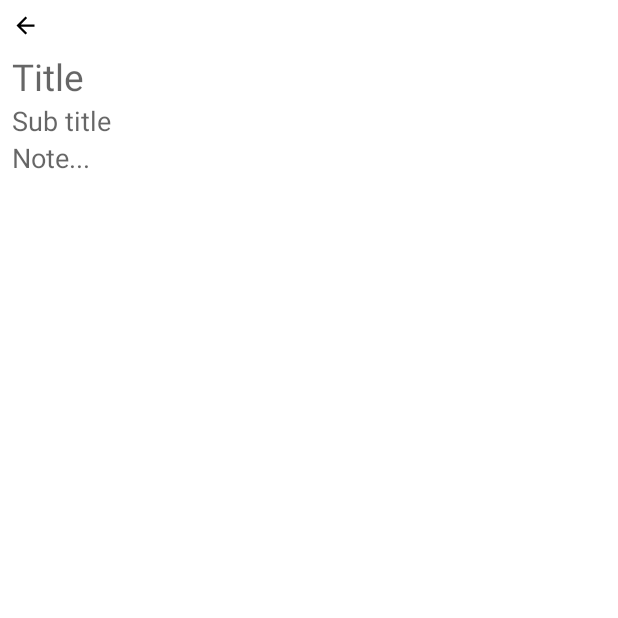
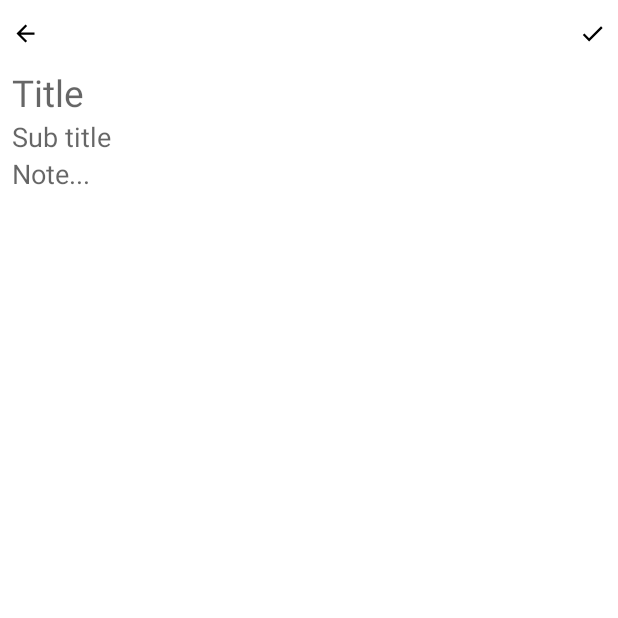
Before and after one commit to GroupXAndroid/SimpleNote, an Android app: the NoteDetail screen opened directly, with no data from a screen before it, on a phone screen of 412 x 824 dp, the top half of it. Run offline under Robolectric (Android 15) with nearby library versions, the phone set to English and light mode, and no system bars; our stand-ins replace sdp/ssp sizes.

```diff
--- a/app/src/main/java/com/groupx/simplenote/activity/NoteDetail.java
+++ b/app/src/main/java/com/groupx/simplenote/activity/NoteDetail.java
@@ -3,13 +3,40 @@ import com.groupx.simplenote.R;
 
 import androidx.appcompat.app.AppCompatActivity;
 
+import android.media.Image;
 import android.os.Bundle;
+import android.view.View;
+import android.widget.EditText;
+import android.widget.ImageView;
 
 public class NoteDetail extends AppCompatActivity {
+
+    private ImageView imageNoteDetailBack, imageNoteDetailSave;
+    private EditText editTextNoteSubtitle, editTextNoteTitle, editTextNoteContent;
 
     @Override
     protected void onCreate(Bundle savedInstanceState) {
         super.onCreate(savedInstanceState);
         setContentView(R.layout.activity_note_detail);
+
+        imageNoteDetailBack = findViewById(R.id.imageNoteDetailBack);
+        imageNoteDetailSave = findViewById(R.id.imageNoteDetailSave);
+
+        imageNoteDetailBack.setOnClickListener(new View.OnClickListener() {
+            @Override
+            public void onClick(View view) {
+
+            }
+        });
     }
+
+
+    private void saveNote(){
+        editTextNoteSubtitle = findViewById(R.id.editTextNoteTitle);
+        editTextNoteSubtitle = findViewById(R.id.editTextNoteSubtitle);
+        editTextNoteContent = findViewById(R.id.editTextNoteContent);
+
+    }
+
+
 }
--- /dev/null
+++ b/app/src/main/res/drawable/ic_check.xml
@@ -0,0 +1,5 @@
+<vector android:height="24dp" android:tint="#000000"
+    android:viewportHeight="24" android:viewportWidth="24"
+    android:width="24dp" xmlns:android="http://schemas.android.com/apk/res/android">
+    <path android:fillColor="@android:color/white" android:pathData="M9,16.17L4.83,12l-1.42,1.41L9,19 21,7l-1.41,-1.41z"/>
+</vector>
--- a/app/src/main/res/layout/activity_note_detail.xml
+++ b/app/src/main/res/layout/activity_note_detail.xml
@@ -11,25 +11,36 @@
         android:layout_width="match_parent"
         android:layout_height="wrap_content"
         android:paddingStart="@dimen/_6sdp"
-        android:paddingTop="@dimen/_6sdp"
+        android:paddingTop="@dimen/_10sdp"
         android:paddingEnd="@dimen/_6sdp"
-        android:paddingBottom="@dimen/_6sdp"
+        android:paddingBottom="@dimen/_10sdp"
         app:layout_constraintEnd_toEndOf="parent"
         app:layout_constraintStart_toStartOf="parent"
         app:layout_constraintTop_toTopOf="parent">
-
         <ImageView
+            android:id="@+id/imageNoteDetailBack"
             android:layout_width="@dimen/_14sdp"
             android:layout_height="@dimen/_14sdp"
             android:contentDescription="@string/app_name"
             android:src="@drawable/ic_arrow_back"
             app:layout_constraintStart_toStartOf="parent"
             app:layout_constraintTop_toTopOf="parent" />
+        <ImageView
+            android:id="@+id/imageNoteDetailSave"
+            android:layout_width="@dimen/_14sdp"
+            android:layout_height="@dimen/_14sdp"
+            app:layout_constraintEnd_toEndOf="parent"
+            app:layout_constraintTop_toTopOf="parent"
+            app:layout_constraintBottom_toBottomOf="parent"
+            android:src="@drawable/ic_check"
+            android:contentDescription="@string/app_name"
+            />
     </androidx.constraintlayout.widget.ConstraintLayout>
 
     <ScrollView
         android:layout_width="match_parent"
         android:layout_height="wrap_content"
+
         android:paddingStart="@dimen/_6sdp"
         android:paddingEnd="@dimen/_6sdp"
         app:layout_constraintEnd_toEndOf="parent"
```
